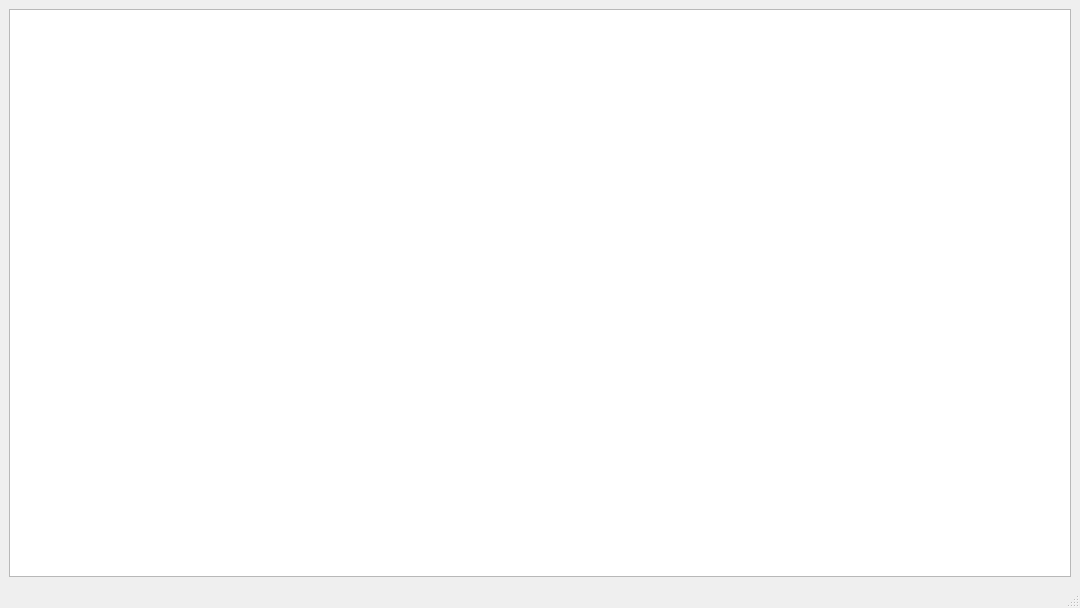
The window that Codigo/manguito/mainwindow.ui (DanielTirado/proyectoFinal_InfoII) describes before a commit, drawn with Qt 5.
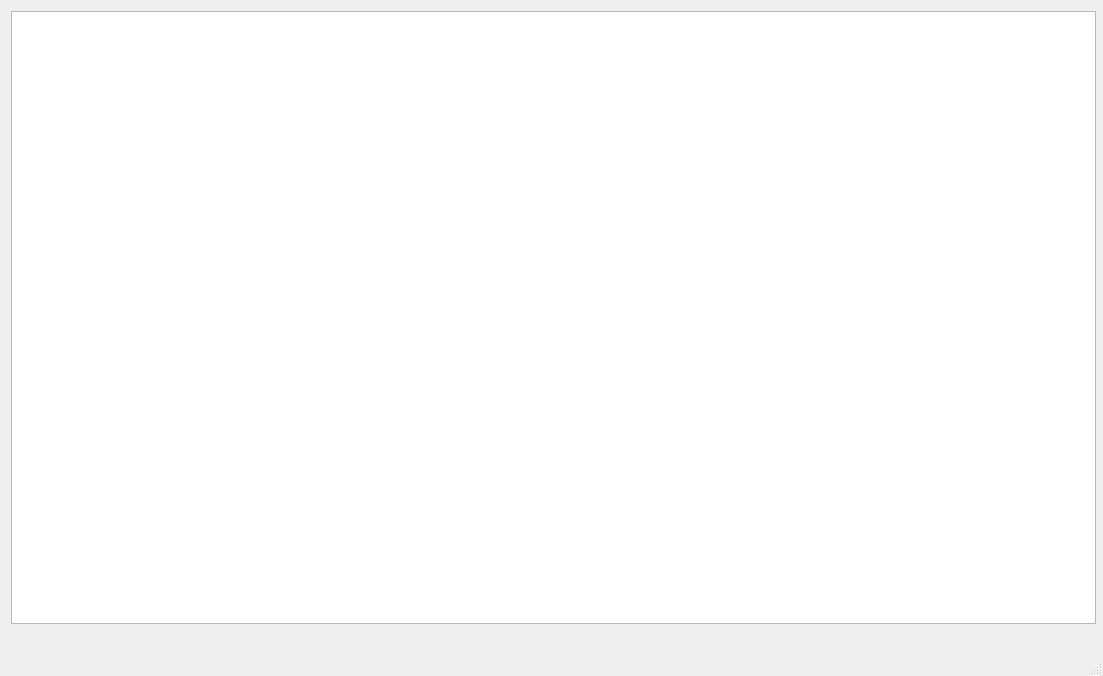
The same window after the commit.

Patch:
```diff
--- a/Codigo/manguito/mainwindow.ui
+++ b/Codigo/manguito/mainwindow.ui
@@ -2,23 +2,34 @@
 <ui version="4.0">
  <class>MainWindow</class>
  <widget class="QMainWindow" name="MainWindow">
+  <property name="enabled">
+   <bool>true</bool>
+  </property>
   <property name="geometry">
    <rect>
     <x>0</x>
     <y>0</y>
-    <width>1080</width>
-    <height>608</height>
+    <width>1103</width>
+    <height>676</height>
    </rect>
   </property>
   <property name="windowTitle">
    <string>MainWindow</string>
   </property>
   <widget class="QWidget" name="centralwidget">
-   <layout class="QGridLayout" name="gridLayout">
-    <item row="0" column="0">
-     <widget class="QGraphicsView" name="graphicsView"/>
-    </item>
-   </layout>
+   <widget class="QGraphicsView" name="graphicsView">
+    <property name="enabled">
+     <bool>true</bool>
+    </property>
+    <property name="geometry">
+     <rect>
+      <x>11</x>
+      <y>11</y>
+      <width>1085</width>
+      <height>613</height>
+     </rect>
+    </property>
+   </widget>
   </widget>
   <widget class="QMenuBar" name="menubar">
    <property name="geometry">
```
Left out of the diff: 5 changed lines with no effect on the pictures.
